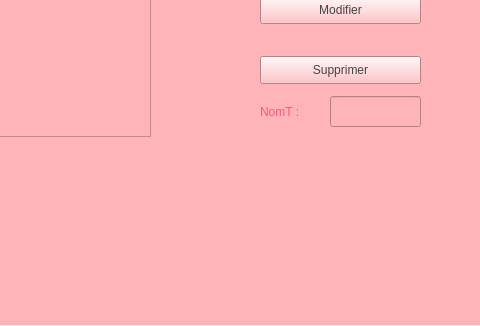
This is syrine's work/dialog.ui in syrine20/Smart_Wedding_Reception_2A11 as Qt 5 draws it before an edit; both pictures show x 450 to 930 and y 236 to 562 of the 930 by 562 pixel window. The edited form follows.
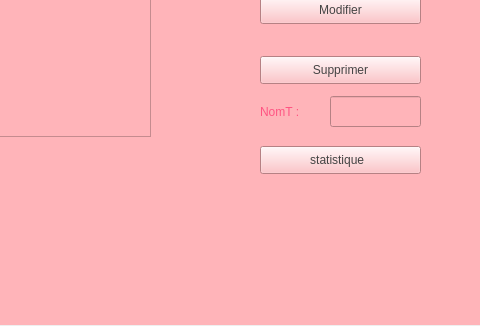
This is the edited form. The open tabs and pages were chosen to show the change. Icons and pictures are not drawn.

```diff
--- a/syrine's work/dialog.ui
+++ b/syrine's work/dialog.ui
@@ -606,6 +606,24 @@
         <string>export excel</string>
        </property>
       </widget>
+      <widget class="QPushButton" name="stat">
+       <property name="geometry">
+        <rect>
+         <x>710</x>
+         <y>330</y>
+         <width>161</width>
+         <height>28</height>
+        </rect>
+       </property>
+       <property name="styleSheet">
+        <string notr="true">font: 9pt &quot;Snap ITC&quot;;
+
+color: rgb(68, 68, 68);</string>
+       </property>
+       <property name="text">
+        <string>statistique  </string>
+       </property>
+      </widget>
      </widget>
      <widget class="QWidget" name="tab_6">
       <attribute name="title">
```
Left out of the diff: 2 changed lines with no effect on the pictures.
